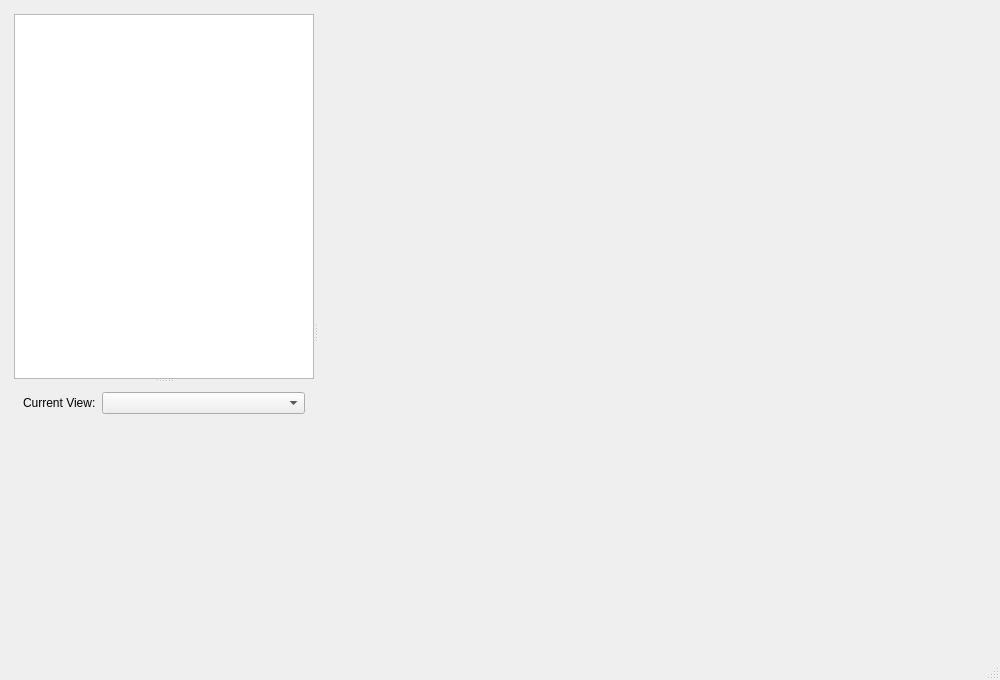
The window that ilastik/shell/gui/ui/ilastikShell.ui (ilastik/ilastik) describes before a commit, drawn with Qt 5.
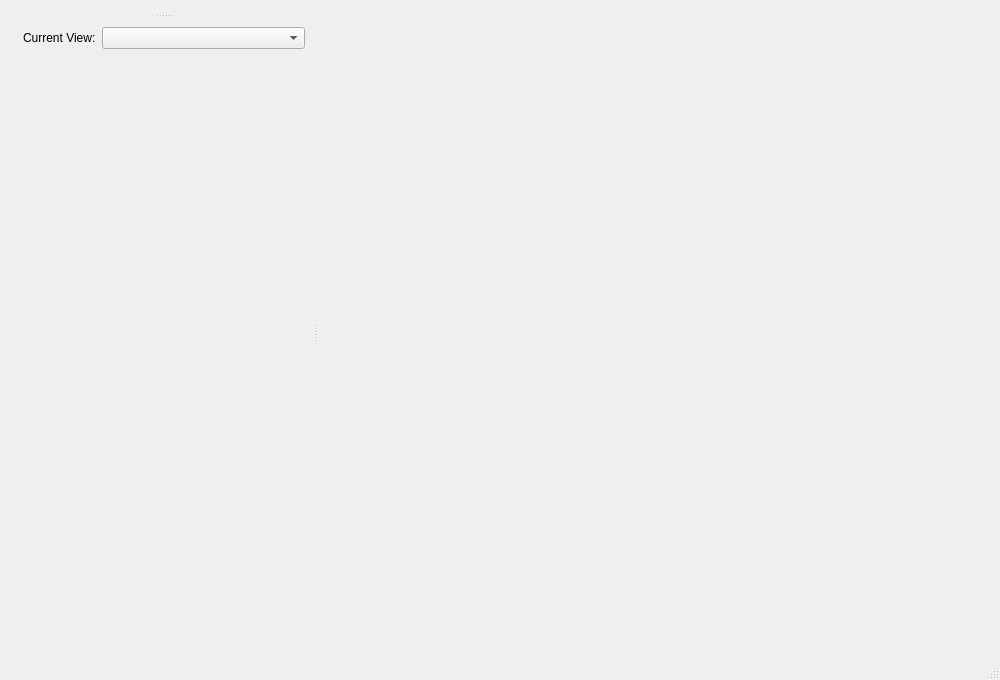
The same window after the commit. The open tabs and pages were chosen to show the change. Icons and pictures are not drawn.

Commit message: ilastik shell: changed QTreeWidget to QToolBox for handling applet drawers

What changed in the file:
```diff
--- a/ilastik/shell/gui/ui/ilastikShell.ui
+++ b/ilastik/shell/gui/ui/ilastikShell.ui
@@ -253,7 +253,7 @@
               <property name="orientation">
                <enum>Qt::Vertical</enum>
               </property>
-              <widget class="QTreeWidget" name="appletBar">
+              <widget class="QToolBox" name="appletBar">
                <property name="sizePolicy">
                 <sizepolicy hsizetype="Expanding" vsizetype="Maximum">
                  <horstretch>0</horstretch>
@@ -303,18 +303,6 @@
                <property name="midLineWidth">
                 <number>2</number>
                </property>
-               <property name="alternatingRowColors">
-                <bool>false</bool>
-               </property>
-               <property name="indentation">
-                <number>15</number>
-               </property>
-               <property name="rootIsDecorated">
-                <bool>true</bool>
-               </property>
-               <property name="headerHidden">
-                <bool>true</bool>
-               </property>
                <column>
                 <property name="text">
                  <string notr="true">Task</string>
@@ -360,7 +348,7 @@
                   <property name="minimumSize">
                    <size>
                     <width>300</width>
-                    <height>100</height>
+                    <height>200</height>
                    </size>
                   </property>
                   <property name="baseSize">
```
The commit also changes 1 other file.
